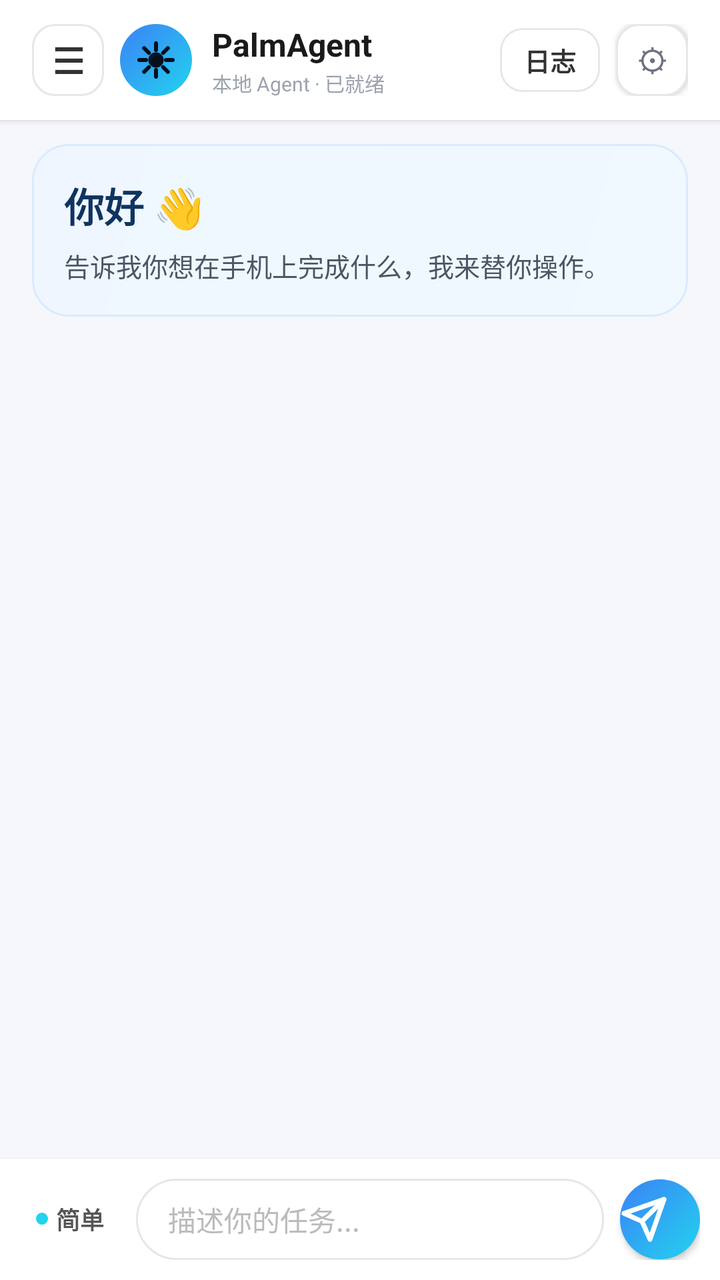
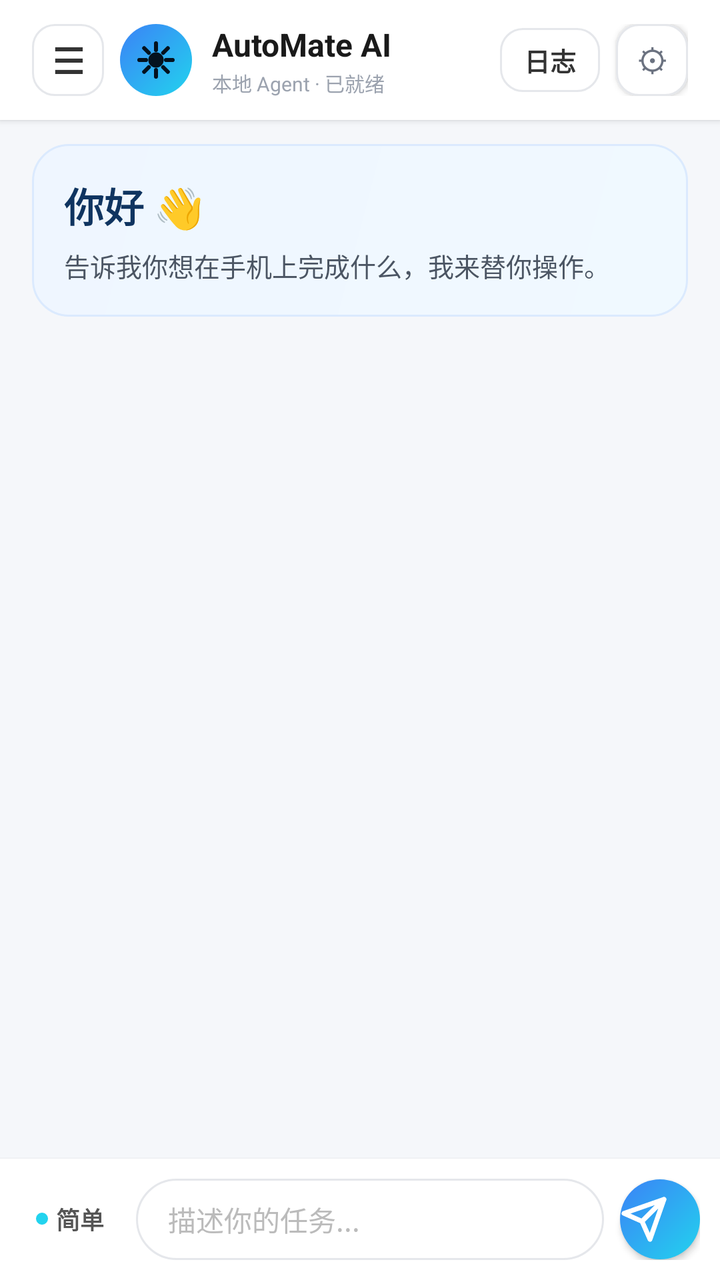

Screens rendered from an Android XML layout before and after an edit, with the pre-edit source and the edit as a unified diff.
<!-- AndroidManifest.xml: activity theme Theme.PalmAgent -->
<!-- res/layout/activity_home.xml -->
<?xml version="1.0" encoding="utf-8"?>
<androidx.drawerlayout.widget.DrawerLayout xmlns:android="http://schemas.android.com/apk/res/android"
    android:id="@+id/drawerLayout"
    android:layout_width="match_parent"
    android:layout_height="match_parent"
    android:background="#F5F7FA">

    
    <LinearLayout
        android:layout_width="match_parent"
        android:layout_height="match_parent"
        android:background="#F5F7FA"
        android:fitsSystemWindows="true"
        android:orientation="vertical">

        
        <FrameLayout
            android:layout_width="match_parent"
            android:layout_height="wrap_content"
            android:background="@android:color/white"
            android:elevation="2dp"
            android:minHeight="60dp"
            android:paddingHorizontal="16dp"
            android:paddingVertical="10dp">

            
            <LinearLayout
                android:layout_width="wrap_content"
                android:layout_height="wrap_content"
                android:layout_gravity="start|center_vertical"
                android:gravity="center_vertical"
                android:orientation="horizontal">

                
                <TextView
                    android:id="@+id/btnSessions"
                    android:layout_width="36dp"
                    android:layout_height="36dp"
                    android:layout_marginEnd="8dp"
                    android:background="@drawable/bg_icon_button"
                    android:gravity="center"
                    android:text="☰"
                    android:textColor="#333333"
                    android:textSize="18sp"
                    android:textStyle="bold" />

                
                <FrameLayout
                    android:layout_width="36dp"
                    android:layout_height="36dp"
                    android:background="@drawable/bg_send_button_circle"
                    android:clickable="false">

                    <ImageView
                        android:layout_width="20dp"
                        android:layout_height="20dp"
                        android:layout_gravity="center"
                        android:contentDescription="@string/app_name"
                        android:src="@drawable/ic_app_logo" />
                </FrameLayout>

                <LinearLayout
                    android:layout_width="wrap_content"
                    android:layout_height="wrap_content"
                    android:layout_marginStart="10dp"
                    android:orientation="vertical">

                    <TextView
                        android:layout_width="wrap_content"
                        android:layout_height="wrap_content"
                        android:text="@string/app_name"
                        android:textColor="#1A1A1A"
                        android:textSize="16sp"
                        android:textStyle="bold" />

                    <TextView
                        android:layout_width="wrap_content"
                        android:layout_height="wrap_content"
                        android:layout_marginTop="1dp"
                        android:text="本地 Agent · 已就绪"
                        android:textColor="#9CA3AF"
                        android:textSize="10sp" />
                </LinearLayout>
            </LinearLayout>

            
            <LinearLayout
                android:layout_width="wrap_content"
                android:layout_height="wrap_content"
                android:layout_gravity="end|center_vertical"
                android:gravity="center_vertical"
                android:orientation="horizontal">

                <Button
                    android:id="@+id/btnCancelTask"
                    android:layout_width="wrap_content"
                    android:layout_height="36dp"
                    android:layout_marginEnd="8dp"
                    android:backgroundTint="#E53935"
                    android:minWidth="0dp"
                    android:paddingHorizontal="12dp"
                    android:text="⏹ 结束"
                    android:textColor="@android:color/white"
                    android:textSize="12sp"
                    android:visibility="gone" />

                <TextView
                    android:id="@+id/btnLogIcon"
                    android:layout_width="wrap_content"
                    android:layout_height="32dp"
                    android:layout_marginEnd="8dp"
                    android:background="@drawable/bg_icon_button"
                    android:gravity="center"
                    android:paddingHorizontal="12dp"
                    android:text="日志"
                    android:textColor="#333333"
                    android:textSize="13sp"
                    android:textStyle="bold" />

                <Button
                    android:id="@+id/btnSettings"
                    android:layout_width="36dp"
                    android:layout_height="36dp"
                    android:background="@drawable/bg_icon_button"
                    android:minWidth="0dp"
                    android:padding="0dp"
                    android:text="⚙"
                    android:textColor="#6B7280"
                    android:textSize="16sp" />
            </LinearLayout>
        </FrameLayout>

        
        <LinearLayout
            android:layout_width="match_parent"
            android:layout_height="wrap_content"
            android:layout_marginHorizontal="16dp"
            android:layout_marginTop="12dp"
            android:background="@drawable/bg_welcome_banner"
            android:orientation="vertical"
            android:padding="16dp">

            <TextView
                android:layout_width="wrap_content"
                android:layout_height="wrap_content"
                android:text="你好 👋"
                android:textColor="#0F3460"
                android:textSize="20sp"
                android:textStyle="bold" />

            <TextView
                android:layout_width="wrap_content"
                android:layout_height="wrap_content"
                android:layout_marginTop="6dp"
                android:lineSpacingExtra="2dp"
                android:text="告诉我你想在手机上完成什么，我来替你操作。"
                android:textColor="#4B5563"
                android:textSize="13sp" />
        </LinearLayout>

        
        <LinearLayout
            android:id="@+id/cardTaskProgress"
            android:layout_width="match_parent"
            android:layout_height="wrap_content"
            android:layout_marginHorizontal="16dp"
            android:layout_marginTop="8dp"
            android:background="@drawable/bg_blockage_panel"
            android:orientation="vertical"
            android:padding="12dp"
            android:visibility="gone">

            <LinearLayout
                android:layout_width="match_parent"
                android:layout_height="wrap_content"
                android:gravity="center_vertical"
                android:orientation="horizontal">

                <ProgressBar
                    android:id="@+id/progressTask"
                    style="?android:attr/progressBarStyleSmall"
                    android:layout_width="20dp"
                    android:layout_height="20dp"
                    android:layout_marginEnd="10dp"
                    android:indeterminateTint="#4CAF50" />

                <TextView
                    android:id="@+id/tvTaskRound"
                    android:layout_width="wrap_content"
                    android:layout_height="wrap_content"
                    android:layout_marginEnd="8dp"
                    android:textColor="#4CAF50"
                    android:textSize="13sp"
                    android:textStyle="bold"
                    android:visibility="gone" />

                <TextView
                    android:id="@+id/tvTaskText"
                    android:layout_width="0dp"
                    android:layout_height="wrap_content"
                    android:layout_weight="1"
                    android:ellipsize="end"
                    android:maxLines="2"
                    android:textColor="#1A1A1A"
                    android:textSize="14sp" />
            </LinearLayout>
        </LinearLayout>

        
        <androidx.recyclerview.widget.RecyclerView
            android:id="@+id/recyclerChat"
            android:layout_width="match_parent"
            android:layout_height="0dp"
            android:layout_weight="1"
            android:clipToPadding="false"
            android:padding="@dimen/spacing_md" />

        
        <LinearLayout
            android:id="@+id/bottomInputBar"
            android:layout_width="match_parent"
            android:layout_height="wrap_content"
            android:background="@android:color/white"
            android:elevation="2dp"
            android:gravity="center_vertical"
            android:orientation="horizontal"
            android:padding="10dp">

            
            <LinearLayout
                android:id="@+id/chipModeSwitch"
                android:layout_width="wrap_content"
                android:layout_height="wrap_content"
                android:layout_gravity="center_vertical"
                android:clickable="true"
                android:focusable="true"
                android:gravity="center_vertical"
                android:orientation="horizontal"
                android:paddingHorizontal="8dp"
                android:paddingVertical="6dp">

                <View
                    android:id="@+id/modeDot"
                    android:layout_width="6dp"
                    android:layout_height="6dp"
                    android:layout_marginEnd="4dp"
                    android:background="@drawable/bg_dot_cyan" />

                <TextView
                    android:id="@+id/tvModeText"
                    android:layout_width="wrap_content"
                    android:layout_height="wrap_content"
                    android:text="简单"
                    android:textColor="#555555"
                    android:textSize="12sp"
                    android:textStyle="bold" />
            </LinearLayout>

            
            <LinearLayout
                android:layout_width="0dp"
                android:layout_height="wrap_content"
                android:layout_marginStart="8dp"
                android:layout_weight="1"
                android:background="@drawable/bg_chat_input_field"
                android:gravity="center_vertical"
                android:minHeight="40dp"
                android:orientation="horizontal"
                android:paddingStart="4dp"
                android:paddingEnd="4dp">

                <EditText
                    android:id="@+id/etInput"
                    android:layout_width="0dp"
                    android:layout_height="wrap_content"
                    android:layout_weight="1"
                    android:background="@null"
                    android:gravity="top|start"
                    android:hint="描述你的任务..."
                    android:inputType="textMultiLine"
                    android:maxLines="4"
                    android:minHeight="36dp"
                    android:paddingHorizontal="12dp"
                    android:paddingVertical="10dp"
                    android:textColor="#333333"
                    android:textColorHint="#BBBBBB"
                    android:textSize="14sp" />
            </LinearLayout>

            
            <Button
                android:id="@+id/btnSend"
                android:layout_width="40dp"
                android:layout_height="40dp"
                android:layout_marginStart="8dp"
                android:background="@drawable/bg_send_button_circle"
                android:drawableStart="@drawable/ic_send_plane"
                android:drawableTint="@android:color/white"
                android:minWidth="0dp"
                android:padding="0dp"
                android:paddingStart="10dp"
                android:text="" />
        </LinearLayout>
    </LinearLayout>

    
    <LinearLayout
        android:layout_width="300dp"
        android:layout_height="match_parent"
        android:layout_gravity="start"
        android:background="@android:color/white"
        android:orientation="vertical">

        
        <LinearLayout
            android:layout_width="match_parent"
            android:layout_height="wrap_content"
            android:background="#F8FAFC"
            android:gravity="center_vertical"
            android:orientation="horizontal"
            android:paddingHorizontal="16dp"
            android:paddingVertical="14dp">

            <TextView
                android:layout_width="0dp"
                android:layout_height="wrap_content"
                android:layout_weight="1"
                android:text="会话列表"
                android:textColor="#1A1A1A"
                android:textSize="16sp"
                android:textStyle="bold" />

            <Button
                android:id="@+id/btnNewSession"
                android:layout_width="wrap_content"
                android:layout_height="36dp"
                android:backgroundTint="#0EA5E9"
                android:minWidth="0dp"
                android:paddingHorizontal="12dp"
                android:text="＋ 新建"
                android:textColor="@android:color/white"
                android:textSize="12sp"
                android:textStyle="bold" />
        </LinearLayout>

        
        <androidx.recyclerview.widget.RecyclerView
            android:id="@+id/recyclerSessions"
            android:layout_width="match_parent"
            android:layout_height="match_parent"
            android:clipToPadding="false"
            android:paddingBottom="16dp" />
    </LinearLayout>
</androidx.drawerlayout.widget.DrawerLayout>
<!-- resources referenced by this layout -->
<resources>
  <dimen name="spacing_md">12dp</dimen>
  <!-- drawable bg_blockage_panel (drawable) -->
  <?xml version="1.0" encoding="utf-8"?>
  <shape xmlns:android="http://schemas.android.com/apk/res/android"
      android:shape="rectangle">
      <solid android:color="#F0F9FF" />
      <corners android:radius="16dp" />
      <stroke
          android:width="1dp"
          android:color="#93C5FD" />
  </shape>
  <!-- drawable bg_chat_input_field (drawable) -->
  <?xml version="1.0" encoding="utf-8"?>
  <shape xmlns:android="http://schemas.android.com/apk/res/android"
      android:shape="rectangle">
      <solid android:color="#FFFFFF" />
      <corners android:radius="999dp" />
      <stroke
          android:width="1dp"
          android:color="#E5E7EB" />
  </shape>
  <!-- drawable bg_dot_cyan (drawable) -->
  <?xml version="1.0" encoding="utf-8"?>
  <shape xmlns:android="http://schemas.android.com/apk/res/android"
      android:shape="oval">
      <solid android:color="#22D3EE" />
  </shape>
  <!-- drawable bg_icon_button (drawable) -->
  <?xml version="1.0" encoding="utf-8"?>
  <shape xmlns:android="http://schemas.android.com/apk/res/android"
      android:shape="rectangle">
      <solid android:color="#FFFFFF" />
      <corners android:radius="11dp" />
      <stroke
          android:width="1dp"
          android:color="#E5E7EB" />
  </shape>
  <!-- drawable bg_send_button_circle (drawable) -->
  <?xml version="1.0" encoding="utf-8"?>
  <shape xmlns:android="http://schemas.android.com/apk/res/android"
      android:shape="oval">
      <gradient
          android:angle="135"
          android:startColor="#22D3EE"
          android:endColor="#3B82F6" />
  </shape>
  <!-- drawable bg_welcome_banner (drawable) -->
  <?xml version="1.0" encoding="utf-8"?>
  <shape xmlns:android="http://schemas.android.com/apk/res/android"
      android:shape="rectangle">
      <gradient
          android:angle="135"
          android:startColor="#F0F9FF"
          android:endColor="#EFF6FF" />
      <corners android:radius="18dp" />
      <stroke
          android:width="1dp"
          android:color="#DBEAFE" />
  </shape>
  <!-- drawable ic_app_logo (drawable) -->
  <?xml version="1.0" encoding="utf-8"?>
  <vector xmlns:android="http://schemas.android.com/apk/res/android"
      android:width="24dp"
      android:height="24dp"
      android:viewportWidth="24"
      android:viewportHeight="24">
      <path
          android:fillColor="#04121F"
          android:strokeColor="#04121F"
          android:strokeWidth="2.4"
          android:strokeLineCap="round"
          android:pathData="M12,8.6 A3.4,3.4 0 1 0 12,15.4 A3.4,3.4 0 1 0 12,8.6 Z" />
      <path
          android:fillColor="#00000000"
          android:strokeColor="#04121F"
          android:strokeWidth="2.4"
          android:strokeLineCap="round"
          android:pathData="M12,2 L12,6 M12,18 L12,22 M2,12 L6,12 M18,12 L22,12 M4.9,4.9 L7.7,7.7 M16.3,16.3 L19.1,19.1 M19.1,4.9 L16.3,7.7 M7.7,16.3 L4.9,19.1" />
  </vector>
  <!-- drawable ic_send_plane (drawable) -->
  <?xml version="1.0" encoding="utf-8"?>
  <vector xmlns:android="http://schemas.android.com/apk/res/android"
      android:width="24dp"
      android:height="24dp"
      android:viewportWidth="24"
      android:viewportHeight="24">
      <path
          android:fillColor="#00000000"
          android:strokeColor="#FFFFFF"
          android:strokeWidth="2.4"
          android:strokeLineCap="round"
          android:strokeLineJoin="round"
          android:pathData="M22,2 L11,13 M22,2 L15,22 L11,13 L2,9 Z" />
  </vector>
  <string name="app_name">PalmAgent</string>
  <style name="Theme.PalmAgent" parent="Theme.AppCompat.Light.NoActionBar" />
</resources>

<!-- the commit's change to res/layout/activity_home.xml (unified diff, before → after) -->
@@ -309,6 +309,7 @@
         android:layout_height="match_parent"
         android:layout_gravity="start"
         android:background="@android:color/white"
+        android:fitsSystemWindows="true"
         android:orientation="vertical">
 
         
<!-- resource entries referenced after the edit -->
@@ -94,7 +94,7 @@
           android:strokeLineJoin="round"
           android:pathData="M22,2 L11,13 M22,2 L15,22 L11,13 L2,9 Z" />
   </vector>
-  <string name="app_name">PalmAgent</string>
+  <string name="app_name">AutoMate AI</string>
   <style name="Theme.PalmAgent" parent="Theme.AppCompat.Light.NoActionBar" />
 </resources>
 
